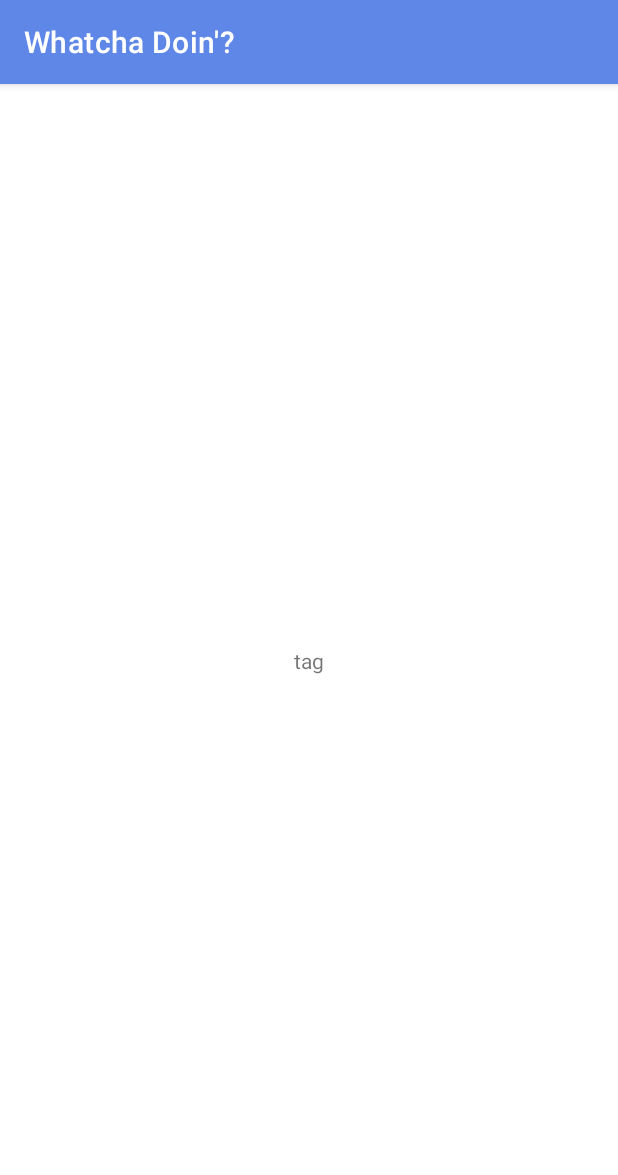
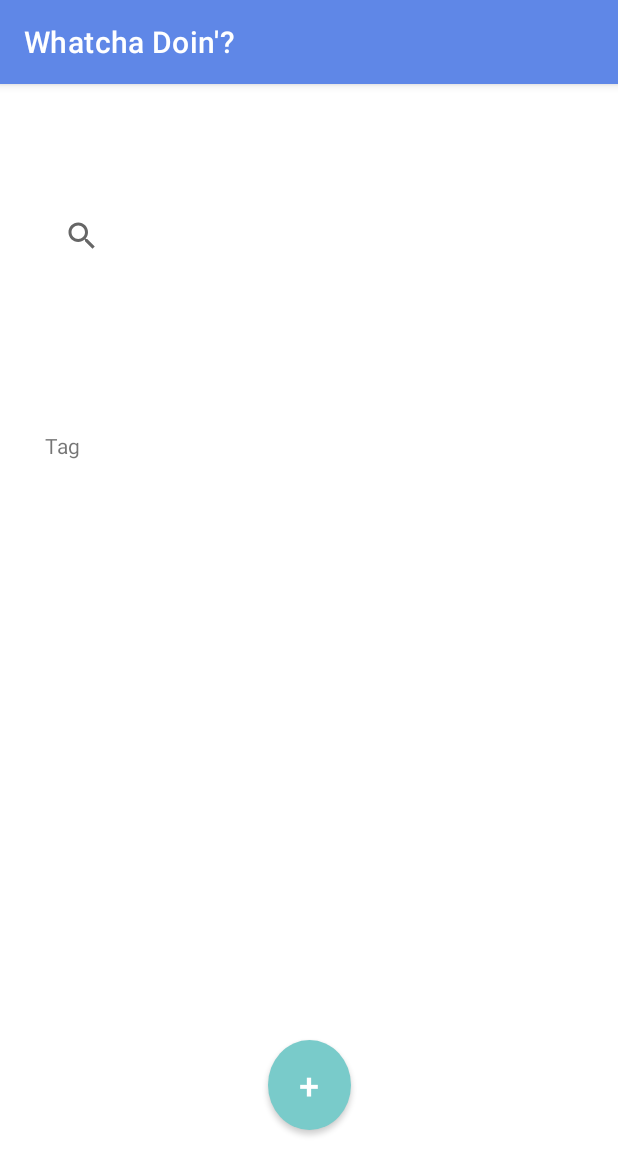
Before and after one commit to FabuloustTeam/WhatchaDoin, an Android app: the TagActivity screen opened directly, with no data from a screen before it, on a phone screen of 412 x 824 dp. Shown: the top 1175 px of the screen. Run offline under Robolectric (Android 15) with nearby library versions, the phone set to English and light mode, and no system bars; our stand-ins replace Firebase (no records; nobody signed in at launch, a user with empty details on screens opened directly).

Commit message:
add tag, list tag, update tag

```diff
--- a/app/src/main/AndroidManifest.xml
+++ b/app/src/main/AndroidManifest.xml
@@ -9,7 +9,9 @@
         android:roundIcon="@mipmap/ic_launcher_round"
         android:supportsRtl="true"
         android:theme="@style/Theme.WhatchaDoin">
-        <activity android:name=".ui.statistic.StatisticActivity"></activity>
+        <activity android:name=".ui.tag.UpdateTagActivity"></activity>
+        <activity android:name=".ui.tag.AddTagActivity" />
+        <activity android:name=".ui.statistic.StatisticActivity" />
         <activity android:name=".ui.grocery.GroceryActivity" />
         <activity android:name=".ui.tag.TagActivity" />
         <activity
--- a/app/src/main/java/com/example/whatchadoin/models/Tag.java
+++ b/app/src/main/java/com/example/whatchadoin/models/Tag.java
@@ -12,10 +12,12 @@ public class Tag {
     }
 
     public String getName() {
+
         return name;
     }
 
     public void setName(String name) {
+
         this.name = name;
     }
 }
--- a/app/src/main/java/com/example/whatchadoin/ui/tag/TagActivity.java
+++ b/app/src/main/java/com/example/whatchadoin/ui/tag/TagActivity.java
@@ -1,16 +1,100 @@
 package com.example.whatchadoin.ui.tag;
 
+import androidx.annotation.NonNull;
 import androidx.appcompat.app.AppCompatActivity;
 
+import android.content.Intent;
 import android.os.Bundle;
+import android.view.MenuItem;
+import android.view.View;
+import android.view.WindowManager;
+import android.widget.AdapterView;
+import android.widget.ArrayAdapter;
+import android.widget.Button;
+import android.widget.EditText;
+import android.widget.ListView;
+import android.widget.SearchView;
+import android.widget.Toast;
 
+import com.example.whatchadoin.MainActivity;
 import com.example.whatchadoin.R;
+import com.example.whatchadoin.models.Tag;
+import com.google.firebase.database.DataSnapshot;
+import com.google.firebase.database.DatabaseError;
+import com.google.firebase.database.DatabaseReference;
+import com.google.firebase.database.FirebaseDatabase;
+import com.google.firebase.database.ValueEventListener;
+
+import java.util.ArrayList;
+import java.util.List;
 
 public class TagActivity extends AppCompatActivity {
-
+    ListView lvList;
+    ArrayAdapter adapter;
+    Button add;
+    SearchView searchModule;
     @Override
     protected void onCreate(Bundle savedInstanceState) {
         super.onCreate(savedInstanceState);
         setContentView(R.layout.activity_tag);
+        getWindow().setSoftInputMode(WindowManager.LayoutParams.SOFT_INPUT_ADJUST_PAN);
+        adapter = new ArrayAdapter<>(this, android.R.layout.simple_list_item_1);
+        lvList = findViewById(R.id.lvListTag);
+        lvList.setAdapter(adapter);
+        lvList.setTranscriptMode(ListView.TRANSCRIPT_MODE_NORMAL);
+        add = findViewById(R.id.btnAdd);
+        searchModule=findViewById(R.id.searchView);
+
+        add.setOnClickListener(new View.OnClickListener() {
+            @Override
+            public void onClick(View v) {
+                Intent intent = new Intent(TagActivity.this, AddTagActivity.class);
+                startActivity(intent);
+            }
+        });
+
+        lvList.setOnItemClickListener(new AdapterView.OnItemClickListener() {
+            @Override
+            public void onItemClick(AdapterView<?> parent, View view, int position, long id) {
+                String data = String.valueOf(adapter.getItem(position));
+                String key = data.split(" ")[0];
+                Intent intent = new Intent(TagActivity.this, UpdateTagActivity.class);
+                intent.putExtra("KEY", key);
+                startActivity(intent);
+            }
+        });
+        FirebaseDatabase database = FirebaseDatabase.getInstance();
+        DatabaseReference myRef = database.getReference("tag");
+        myRef.addValueEventListener(new ValueEventListener() {
+            @Override
+            public void onDataChange(@NonNull DataSnapshot dataSnapshot) {
+                adapter.clear();
+                for (DataSnapshot data : dataSnapshot.getChildren()) {
+                    String key = data.getKey();
+                    Tag tagReceived = data.getValue(Tag.class);
+                    String tagName = tagReceived.getName();
+                    adapter.add(key + "    #" + tagName);
+                    lvList.setFilterText(tagName);
+                }
+                searchModule.setOnQueryTextListener(new SearchView.OnQueryTextListener() {
+                    @Override
+                    public boolean onQueryTextSubmit(String query) {
+                        adapter.getFilter().filter(query);
+                        return false;
+                    }
+
+                    @Override
+                    public boolean onQueryTextChange(String newText) {
+                        adapter.getFilter().filter(newText);
+                        return false;
+                    }
+                });
+            }
+
+            @Override
+            public void onCancelled(@NonNull DatabaseError error) {
+
+            }
+        });
     }
 }
--- /dev/null
+++ b/app/src/main/res/drawable/button_round.xml
@@ -0,0 +1,9 @@
+<?xml version="1.0" encoding="utf-8"?>
+<selector xmlns:android="http://schemas.android.com/apk/res/android">
+    <item>
+        <shape android:shape="oval">
+            <solid android:color="@color/round_gradient_button_start_color"/>
+            <size android:width="10dp" android:height="10dp"/>
+        </shape>
+    </item>
+</selector>
--- a/app/src/main/res/layout/activity_tag.xml
+++ b/app/src/main/res/layout/activity_tag.xml
@@ -8,11 +8,55 @@
 
     <TextView
         android:id="@+id/textView"
-        android:layout_width="wrap_content"
-        android:layout_height="wrap_content"
-        android:text="tag"
+        android:layout_width="32dp"
+        android:layout_height="20dp"
+        android:text="Tag"
+        app:layout_constraintBottom_toBottomOf="parent"
+        app:layout_constraintEnd_toEndOf="parent"
+        app:layout_constraintHorizontal_bias="0.079"
+        app:layout_constraintStart_toStartOf="parent"
+        app:layout_constraintTop_toTopOf="parent"
+        app:layout_constraintVertical_bias="0.309" />
+
+    <ListView
+        android:id="@+id/lvListTag"
+        android:layout_width="257dp"
+        android:layout_height="347dp"
         app:layout_constraintBottom_toBottomOf="parent"
         app:layout_constraintEnd_toEndOf="parent"
         app:layout_constraintStart_toStartOf="parent"
-        app:layout_constraintTop_toTopOf="parent" />
+        app:layout_constraintTop_toTopOf="parent"
+        app:layout_constraintVertical_bias="0.669" />
+
+    <Button
+        android:id="@+id/btnAdd"
+        android:layout_width="55dp"
+        android:layout_height="60dp"
+        android:background="@drawable/button_round"
+        android:fontFamily="sans-serif-medium"
+        android:padding="6dp"
+        android:text="+"
+        android:textAlignment="center"
+        android:textAllCaps="true"
+        android:textSize="24sp"
+        android:typeface="normal"
+        app:backgroundTint="@color/round_gradient_button_start_color"
+        app:layout_constraintBottom_toBottomOf="parent"
+        app:layout_constraintEnd_toEndOf="parent"
+        app:layout_constraintHorizontal_bias="0.501"
+        app:layout_constraintStart_toStartOf="parent"
+        app:layout_constraintTop_toTopOf="parent"
+        app:layout_constraintVertical_bias="0.9" />
+
+    <SearchView
+        android:id="@+id/searchView"
+        android:layout_width="356dp"
+        android:layout_height="45dp"
+        app:layout_constraintBottom_toBottomOf="parent"
+        app:layout_constraintEnd_toEndOf="parent"
+        app:layout_constraintHorizontal_bias="0.545"
+        app:layout_constraintStart_toStartOf="parent"
+        app:layout_constraintTop_toTopOf="parent"
+        app:layout_constraintVertical_bias="0.109" />
+
 </androidx.constraintlayout.widget.ConstraintLayout>
--- a/app/src/main/res/values/colors.xml
+++ b/app/src/main/res/values/colors.xml
@@ -11,4 +11,10 @@
     <color name="shadow">#BBBBBB</color>
     <color name="textTaskName">#554E8F</color>
     <color name="textTaskDate">#C6C6C8</color>
+    <color name="colorPrimary">#008577</color>
+    <color name="colorPrimaryDark">#00574B</color>
+    <color name="colorAccent">#D81B60</color>
+    <color name="round_button_color">#D3D3D3</color>
+    <color name="round_gradient_button_start_color">#79CBCA</color>
+    <color name="round_gradient_button_end_color">#77A1D3 </color>
 </resources>
--- a/build.gradle
+++ b/build.gradle
@@ -5,7 +5,7 @@ buildscript {
         jcenter()
     }
     dependencies {
-        classpath "com.android.tools.build:gradle:4.1.1"
+        classpath "com.android.tools.build:gradle:4.0.1"
         classpath 'com.google.gms:google-services:4.3.4'
 
         // NOTE: Do not place your application dependencies here; they belong
```
Also changed, not shown: app/src/main/java/com/example/whatchadoin/ui/tag/AddTagActivity.java (added, +56 -0 lines), app/src/main/java/com/example/whatchadoin/ui/tag/UpdateTagActivity.java (added, +72 -0 lines), app/src/main/res/layout/activity_add_tag.xml (added, +49 -0 lines), app/src/main/res/layout/activity_update_tag.xml (added, +47 -0 lines).
